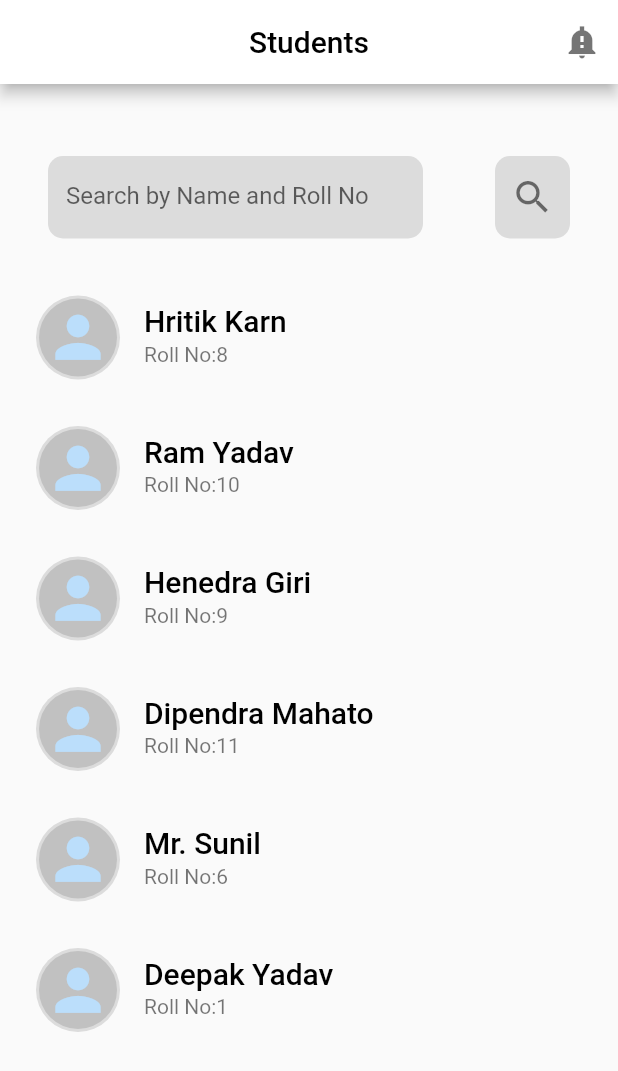
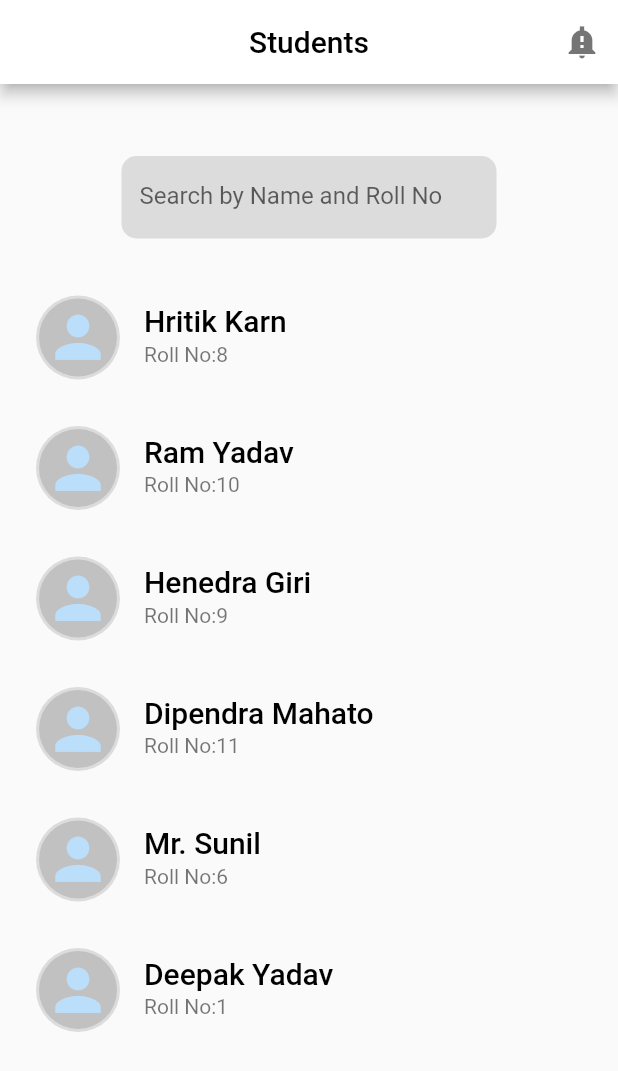
Before and after one commit to Hritik602/flutter_Student_Finding, a Flutter app: the screen it shows after launch, on a phone screen of 412 x 824 dp. Shown: the top 1071 px of the screen. Run offline on Flutter 3.47's test engine with Material 2 defaults, Android fonts, the phone set to English and light mode, and no system bars; our stand-ins replace flutter_local_notifications.

Commit message:
searching function changed

```diff
--- a/lib/home_screen/home_screen.dart
+++ b/lib/home_screen/home_screen.dart
@@ -27,6 +27,8 @@ class _HomeScreenState extends State<HomeScreen> {
     localNotificationsPlugin.initialize(initializeSetting);
   }
 
+//for user search text
+  String searched = "";
   showNotification() async {
     var androidNotificationDetails = const AndroidNotificationDetails(
         "channelId", "channelName",
@@ -37,26 +39,9 @@ class _HomeScreenState extends State<HomeScreen> {
   }
 
   final students = StudentDetails.studentDetails;
-  bool searchItem() {
-    var studentsLen = students.length;
-    for (int i = 0; i <= studentsLen; i++) {
-      (searchedItem.text.toUpperCase().codeUnits.length ==
-              students[i].name_students!.codeUnits.length) ||
-          (searchedItem.text.codeUnits[0] ==
-              students[i].roll_no!.toString().codeUnits[0]);
-      return true;
-    }
-    return false;
-  }
 
   // ignore: non_constant_identifier_names
-  student_index() {
-    for (int i = 0; i < students.length; i++) {
-      return i;
-    }
-  }
 
-  final searchedItem = TextEditingController();
   @override
   Widget build(BuildContext context) {
     return Scaffold(
@@ -110,11 +95,13 @@ class _HomeScreenState extends State<HomeScreen> {
               (StudentDetails.studentDetails.isEmpty) ? 1 : students.length,
           itemBuilder: (context, int index) {
             var student = StudentDetails.studentDetails;
-            return (students[index].name_students!.contains(searchedItem.text))
+            return (students[index]
+                        .name_students!
+                        .toUpperCase()
+                        .contains(searched.toUpperCase()))
                     // ignore: unrelated_type_equality_checks
                     ||
-                    (searchedItem.text.codeUnits[0] ==
-                        student[index].roll_no!.toString().codeUnits[0])
+                    (searched == student[index].roll_no.toString())
                 ? ListTile(
                     leading: const CircleAvatar(
                       radius: 28,
@@ -139,12 +126,14 @@ class _HomeScreenState extends State<HomeScreen> {
     );
   }
 
-  Row customSearchBar() {
-    return Row(
-      mainAxisAlignment: MainAxisAlignment.spaceAround,
-      children: [
-        TextField(
-          controller: searchedItem,
+  Widget customSearchBar() {
+    return Center(
+      child: TextField(
+        onChanged: (value) {
+          setState(() {
+            searched = value;
+          });
+        },
         keyboardType: TextInputType.text,
         decoration: InputDecoration(
             border: OutlineInputBorder(
@@ -155,29 +144,6 @@ class _HomeScreenState extends State<HomeScreen> {
             fillColor: Colors.black12,
             constraints: const BoxConstraints(maxWidth: 250, maxHeight: 55)),
       ),
-        InkWell(
-          onTap: () {
-            print(searchItem());
-
-            setState(() {
-              print(student_index());
-            });
-          },
-          child: Container(
-            width: 50,
-            height: 55,
-            decoration: BoxDecoration(
-              color: Colors.black12,
-              borderRadius: BorderRadius.circular(10),
-            ),
-            child: const Icon(
-              Icons.search,
-              size: 29,
-              color: Colors.black54,
-            ),
-          ),
-        )
-      ],
     );
   }
 }
--- a/pubspec.yaml
+++ b/pubspec.yaml
@@ -35,6 +35,7 @@ dependencies:
   # Use with the CupertinoIcons class for iOS style icons.
   cupertino_icons: ^1.0.2
   flutter_local_notifications: ^9.3.3
+  material_floating_search_bar: ^0.3.7
   # floating_search_bar: ^0.3.0
   # google_fonts: ^2.2.0
 
```
Also changed, not shown: pubspec.lock. Lines whose indentation alone changed are shown as unchanged.
